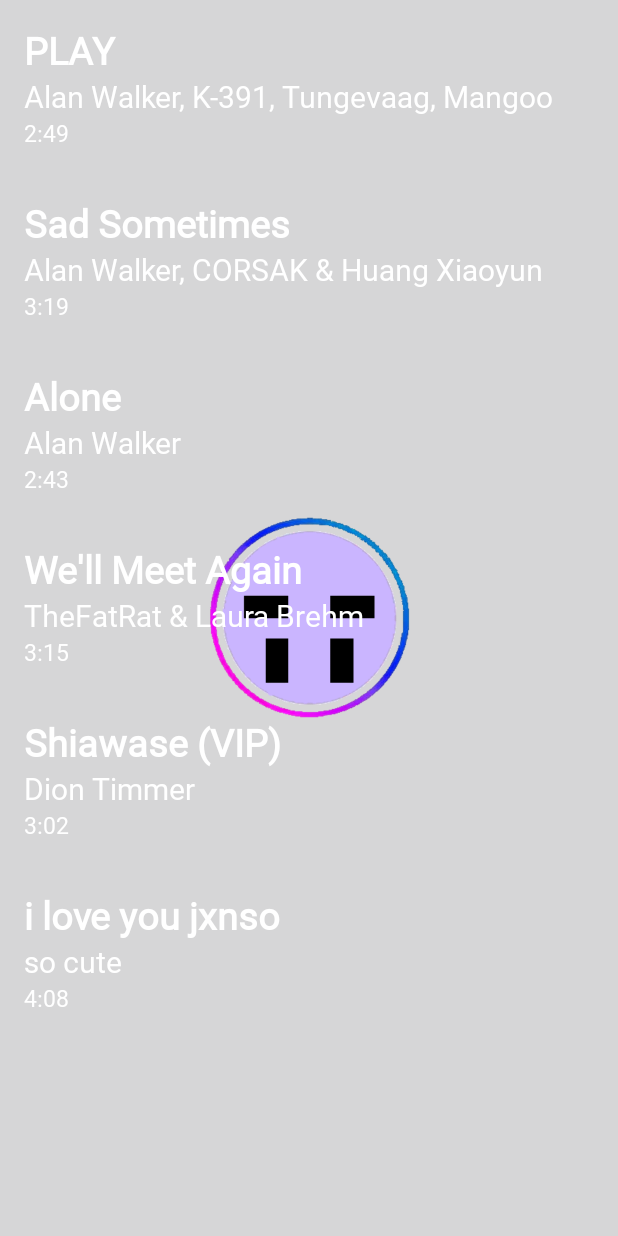
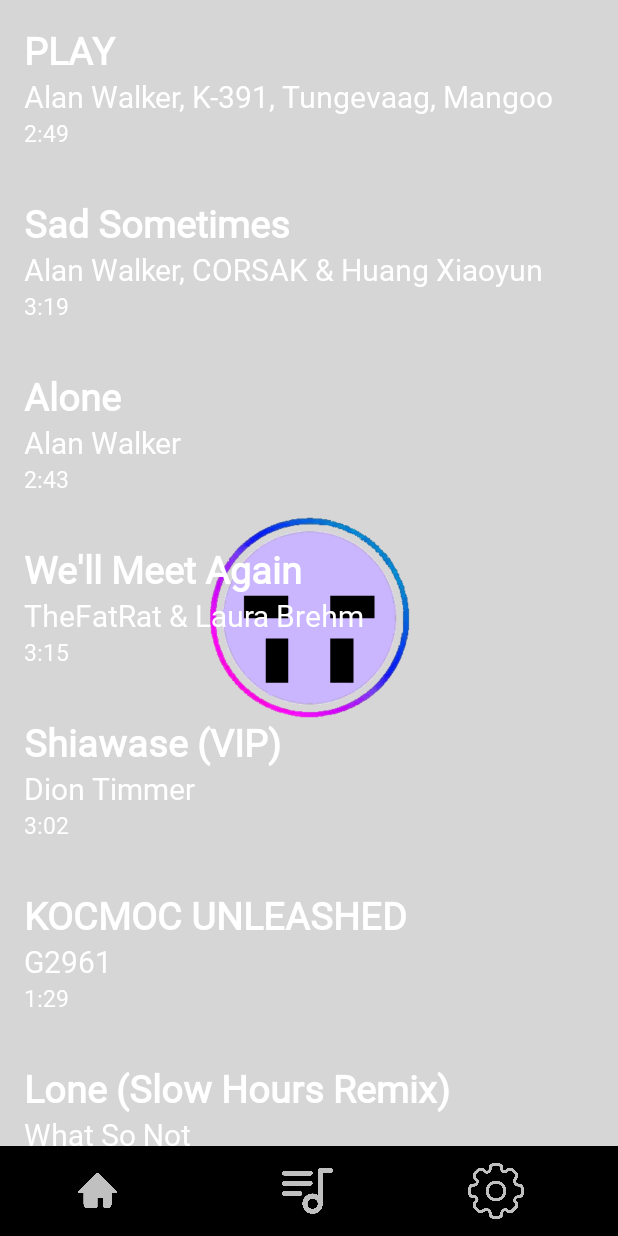
Before and after one commit to Lotar473/LostaRMusic, an Android app: the screen it shows after launch (MainActivity), on a phone screen of 412 x 824 dp. Run offline under Robolectric (Android 15) with nearby library versions, the phone set to English and light mode, and no system bars.

Commit message:
activity_loading_main.xml activity_settings.xml AndroidManifest.xml bottom_nav_menu.xml ic_addmusic.png item_music.xml item_music_data.xml item_music_data_list.xml MainActivity.kt menu_bar_layout.xml music6.mp3 music7.mp3 music_album_icon_8.png music_album_icon_9.jpg music_name_list.txt MusicPlayerActivity.kt PlaylistActivity.kt SettingsActivity.kt SettingsMusicAdapter.kt

```diff
--- a/app/src/main/AndroidManifest.xml
+++ b/app/src/main/AndroidManifest.xml
@@ -24,6 +24,10 @@
         <activity
                 android:name=".MusicPlayerActivity"
                 android:exported="true"/>
+        <activity
+                android:name=".SettingsActivity"
+                android:exported="true">
+        </activity>
     </application>
 
 </manifest>
--- a/app/src/main/java/com/enteras/projectlostar/lostarmusic/MainActivity.kt
+++ b/app/src/main/java/com/enteras/projectlostar/lostarmusic/MainActivity.kt
@@ -1,5 +1,6 @@
 package com.enteras.projectlostar.lostarmusic
 
+import android.content.Intent
 import android.graphics.drawable.TransitionDrawable
 import android.media.MediaPlayer
 import android.os.Bundle
@@ -69,6 +70,8 @@ class MainActivity : AppCompatActivity() {
             MusicData("Alone", "Alan Walker", "2:43", R.drawable.music_album_icon_7, R.raw.music2),
             MusicData("We'll Meet Again", "TheFatRat & Laura Brehm", "3:15", R.drawable.music_album_icon_4, R.raw.music4),
             MusicData("Shiawase (VIP)", "Dion Timmer", "3:02", R.drawable.music_album_icon_3, R.raw.music5),
+            MusicData("KOCMOC UNLEASHED", "G2961", "1:29", R.drawable.music_album_icon_8, R.raw.music6),
+            MusicData("Lone (Slow Hours Remix)", "What So Not", "4:33", R.drawable.music_album_icon_9, R.raw.music7),
             MusicData("i love you jxnso", "so cute", "4:08", R.drawable.music_album_icon_1, R.raw.music4)
             // 다른 음악들 추가
         )
@@ -77,5 +80,19 @@ class MainActivity : AppCompatActivity() {
         val recyclerView = findViewById<RecyclerView>(R.id.recyclerView)
         recyclerView.layoutManager = LinearLayoutManager(this)
         recyclerView.adapter = MusicAdapter(this, musicList)
+
+        // 버튼들에 클릭 리스너 설정
+        findViewById<ImageView>(R.id.homeButton).setOnClickListener {
+            startActivity(Intent(this, MainActivity::class.java))
+            finish()
+        }
+
+        findViewById<ImageView>(R.id.playlistButton).setOnClickListener {
+            startActivity(Intent(this, PlaylistActivity::class.java))
+        }
+
+        findViewById<ImageView>(R.id.settingsButton).setOnClickListener {
+            startActivity(Intent(this, SettingsActivity::class.java))
+        }
     }
 }
--- a/app/src/main/java/com/enteras/projectlostar/lostarmusic/MusicPlayerActivity.kt
+++ b/app/src/main/java/com/enteras/projectlostar/lostarmusic/MusicPlayerActivity.kt
@@ -137,6 +137,8 @@ class MusicPlayerActivity : AppCompatActivity() {
         musicList.add(MusicData("Alone", "Alan Walker", "2:43", R.drawable.music_album_icon_7, R.raw.music3))
         musicList.add(MusicData("We'll Meet Again", "TheFatRat & Laura Brehm", "3:15", R.drawable.music_album_icon_4, R.raw.music4))
         musicList.add(MusicData("Shiawase (VIP)", "Dion Timmer", "3:02", R.drawable.music_album_icon_3, R.raw.music5))
+        musicList.add(MusicData("KOCMOC UNLEASHED", "G2961", "1:29", R.drawable.music_album_icon_8, R.raw.music6))
+        musicList.add(MusicData("Lone (Slow Hours Remix)", "What So Not", "4:33", R.drawable.music_album_icon_9, R.raw.music7))
         // Add additional music data here if needed
     }
 
@@ -217,7 +219,8 @@ class MusicPlayerActivity : AppCompatActivity() {
                     updateSeekBar() // 재귀적으로 호출하지 않고 해당 함수를 호출, 오류 방지
                 }, 1000)
             } else {
-                handler.removeCallbacksAndMessages(null) // MediaPlayer가 재생 중이 아닐 때 handler의 모든 콜백 및 메시지 제거
+                // mediaPlayer가 초기화되지 않았거나 재생 중이 아닐 때, handler의 모든 콜백 및 메시지 제거
+                handler.removeCallbacksAndMessages(null)
             }
         } catch (e: IllegalStateException) {
             // MediaPlayer가 예상치 못한 상태에 있을 때의 예외 처리
--- /dev/null
+++ b/app/src/main/java/com/enteras/projectlostar/lostarmusic/PlaylistActivity.kt
@@ -0,0 +1,4 @@
+package com.enteras.projectlostar.lostarmusic
+
+class PlaylistActivity {
+}
--- a/app/src/main/res/layout/activity_loading_main.xml
+++ b/app/src/main/res/layout/activity_loading_main.xml
@@ -16,4 +16,48 @@
             android:layout_width="match_parent"
             android:layout_height="match_parent"/>
 
+    <!-- 메뉴 바 -->
+    <LinearLayout
+            android:id="@+id/menuBar"
+            android:layout_width="match_parent"
+            android:layout_height="wrap_content"
+            android:layout_alignParentBottom="true"
+            android:background="@color/black"
+            android:orientation="horizontal">
+
+        <!-- 홈 버튼 -->
+        <ImageView
+                android:id="@+id/homeButton"
+                android:layout_width="50dp"
+                android:layout_height="60dp"
+                android:src="@drawable/ic_home"
+                android:scaleType="centerInside"
+                android:padding="8dp"
+                android:layout_marginStart="40dp"
+                android:layout_marginEnd="70dp" />
+
+        <!-- 플레이리스트 버튼 -->
+        <ImageView
+                android:id="@+id/playlistButton"
+                android:layout_width="50dp"
+                android:layout_height="60dp"
+                android:src="@drawable/ic_playlist"
+                android:scaleType="centerInside"
+                android:padding="8dp"
+                android:layout_gravity="center_horizontal"
+                android:layout_marginStart="20dp"
+                android:layout_marginEnd="65dp" />
+
+        <!-- 설정 버튼 -->
+        <ImageView
+                android:id="@+id/settingsButton"
+                android:layout_width="40dp"
+                android:layout_height="60dp"
+                android:src="@drawable/ic_setting"
+                android:scaleType="centerInside"
+                android:layout_marginStart="15dp"
+                android:padding="1dp"/>
+
+    </LinearLayout>
+
 </RelativeLayout>
--- a/app/src/main/res/layout/item_music.xml
+++ b/app/src/main/res/layout/item_music.xml
@@ -1,9 +1,10 @@
 <?xml version="1.0" encoding="utf-8"?>
-<LinearLayout xmlns:android="http://schemas.android.com/apk/res/android"
-              xmlns:app="http://schemas.android.com/apk/res-auto" android:layout_width="match_parent"
-              android:layout_height="wrap_content"
-              android:orientation="vertical"
-              android:padding="16dp">
+<RelativeLayout xmlns:android="http://schemas.android.com/apk/res/android"
+                xmlns:app="http://schemas.android.com/apk/res-auto"
+                android:layout_width="match_parent"
+                android:layout_height="wrap_content"
+                android:orientation="vertical"
+                android:padding="16dp">
 
     <TextView
             android:id="@+id/titleTextView"
@@ -12,7 +13,8 @@
             android:textSize="25sp"
             android:textColor="#FFFFFF"
             android:fontFamily="@font/seoul_namsan_b"
-            android:textStyle="bold"/>
+            android:textStyle="bold"
+            android:layout_alignParentTop="true"/>
 
     <TextView
             android:id="@+id/artistTextView"
@@ -20,7 +22,8 @@
             android:layout_height="wrap_content"
             android:fontFamily="@font/seoul_namsan_b"
             android:textColor="#FFFFFF"
-            android:textSize="20sp"/>
+            android:textSize="20sp"
+            android:layout_below="@id/titleTextView"/>
 
     <TextView
             android:id="@+id/durationTextView"
@@ -28,6 +31,8 @@
             android:layout_height="wrap_content"
             android:fontFamily="@font/seoul_namsan_b"
             android:textColor="#FFFFFF"
-            android:textSize="15sp"/>
+            android:textSize="15sp"
+            android:layout_below="@id/artistTextView"/>
 
-</LinearLayout>
+
+</RelativeLayout>
--- a/app/src/main/res/raw/music_name_list.txt
+++ b/app/src/main/res/raw/music_name_list.txt
@@ -3,3 +3,5 @@
 3 = Alan Walker - Alone
 4 = TheFatRat & Laura Brehm - We'll Meet Again
 5 = Dion Timmer - Shiawase (VIP)
+6 = G2961 - KOCMOC UNLEASHED
+7 = What So Not - Lone (Slow Hours Remix)
```
Also changed, not shown: app/src/main/java/com/enteras/projectlostar/lostarmusic/SettingsActivity.kt (added, +58 -0 lines), app/src/main/java/com/enteras/projectlostar/lostarmusic/SettingsMusicAdapter.kt (added, +57 -0 lines), app/src/main/res/layout/activity_settings.xml (added, +58 -0 lines), app/src/main/res/layout/item_music_data.xml (added, +61 -0 lines), app/src/main/res/layout/item_music_data_list.xml (added, +62 -0 lines), app/src/main/res/layout/menu_bar_layout.xml (added, +58 -0 lines), app/src/main/res/menu/bottom_nav_menu.xml (+44 -10 lines), app/src/main/res/drawable/ic_addmusic.png (added), app/src/main/res/drawable/music_album_icon_8.png (added), app/src/main/res/drawable/music_album_icon_9.jpg (added), 2 other files.
